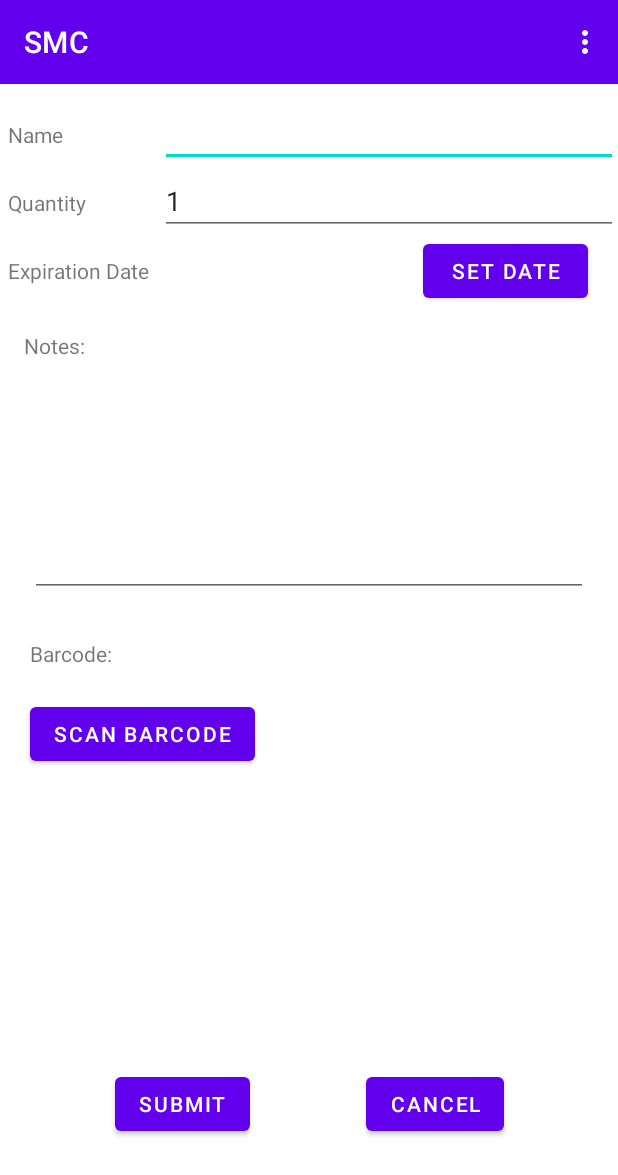
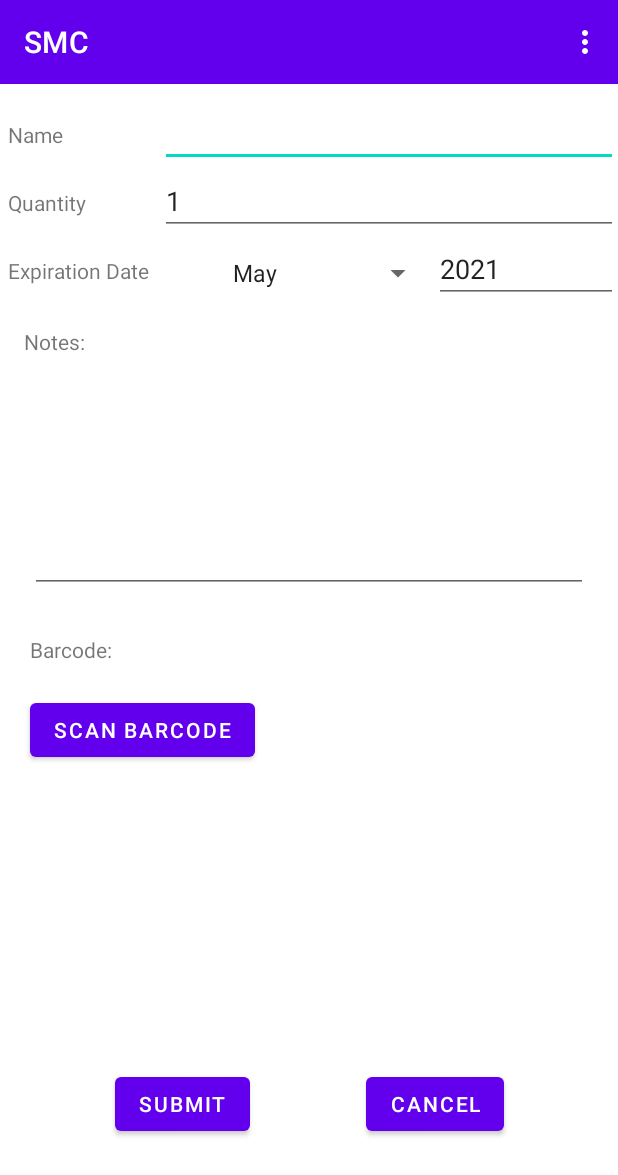
Before and after one commit to miguelarhb/AI-20-21, an Android app: the MedicineListActivity screen opened directly, with no data from a screen before it, after a tap on an icon or button, on a phone screen of 412 x 824 dp. Shown: the top 1175 px of the screen. Run offline under Robolectric (Android 15) with nearby library versions, the phone set to English and light mode, and no system bars; libraries missing offline, so code that uses them is left out: com.google.zxing.integration.

Commit message:
edit medicine items and redoing expiration date picker

```diff
--- a/SmartMedicationManager/app/src/main/java/pt/ulisboa/tecnico/cmov/smartmedicationmanager/AddMedicineActivity.java
+++ b/SmartMedicationManager/app/src/main/java/pt/ulisboa/tecnico/cmov/smartmedicationmanager/AddMedicineActivity.java
@@ -1,14 +1,13 @@
 package pt.ulisboa.tecnico.cmov.smartmedicationmanager;
 
 import android.Manifest;
-import android.app.DatePickerDialog;
-import android.app.Dialog;
 import android.content.Intent;
 import android.content.pm.PackageManager;
 import android.os.Bundle;
+import android.widget.ArrayAdapter;
 import android.widget.Button;
-import android.widget.DatePicker;
 import android.widget.EditText;
+import android.widget.Spinner;
 import android.widget.TextView;
 import android.widget.Toast;
 
@@ -16,13 +15,16 @@ import androidx.annotation.NonNull;
 import androidx.annotation.Nullable;
 import androidx.core.app.ActivityCompat;
 import androidx.core.content.ContextCompat;
-import androidx.fragment.app.DialogFragment;
 
 import com.google.zxing.integration.android.IntentIntegrator;
 import com.google.zxing.integration.android.IntentResult;
 
+import java.text.DateFormat;
+import java.text.ParseException;
+import java.text.SimpleDateFormat;
 import java.util.Calendar;
 import java.util.Date;
+import java.util.Locale;
 
 import pt.ulisboa.tecnico.cmov.smartmedicationmanager.models.Medicine;
 
@@ -30,9 +32,10 @@ import pt.ulisboa.tecnico.cmov.smartmedicationmanager.models.Medicine;
 public class AddMedicineActivity extends BaseActivity {
     TextView barcodeTxt;
     String barcode;
-    Medicine newMed;
-    public static TextView expDateTxt;
-    public static Date finalDate;
+    Medicine med;
+
+    String[] months = { "January", "February", "March", "April", "May", "June", "July",
+            "August", "September", "October", "November", "December" };
 
     @Override
     protected void onCreate(Bundle savedInstanceState) {
@@ -40,12 +43,10 @@ public class AddMedicineActivity extends BaseActivity {
         setContentView(R.layout.activity_add_medicine);
         loadToolbar();
 
-        newMed = new Medicine();
-
         EditText nameTxt = findViewById(R.id.addMedName);
         EditText quantityTxt = findViewById(R.id.addMedQuantity);
-        expDateTxt = findViewById(R.id.addMedDateTxt);
-        Button getDateBt = findViewById(R.id.addMedDate);
+        Spinner monthSpinner = findViewById(R.id.addMedMonthSpinner);
+        EditText yearTxt = findViewById(R.id.addMedYear);
         EditText notesTxt = findViewById(R.id.addMedNotes);
 
         barcodeTxt = findViewById(R.id.addMedBarcodeView);
@@ -54,23 +55,54 @@ public class AddMedicineActivity extends BaseActivity {
         Button submitBt = findViewById(R.id.addMedSubmit);
         Button cancelBt = findViewById(R.id.addMedCancel);
 
-        quantityTxt.setText("1");
+        ArrayAdapter<String> adapter = new ArrayAdapter<String>(this,
+                android.R.layout.simple_spinner_item, months);
+        adapter.setDropDownViewResource(android.R.layout.simple_spinner_dropdown_item);
+        monthSpinner.setAdapter(adapter);
+
+        Intent intent = getIntent();
+        int mode = intent.getIntExtra("mode", -1);
+        if (mode==-1){
+            med = new Medicine();
+            quantityTxt.setText("1");
+            monthSpinner.setSelection(Calendar.getInstance().get(Calendar.MONTH));
+            yearTxt.setText(String.valueOf(Calendar.getInstance().get(Calendar.YEAR)));
+        }
+        else{
+            med = gd.getCurrentUser().getMedicines().get(mode);
+            nameTxt.setText(med.getName());
+            quantityTxt.setText(String.valueOf(med.getQuantity()));
+            Calendar cal = Calendar.getInstance();
+            cal.setTime(med.getExpirationDate());
+            monthSpinner.setSelection(cal.get(Calendar.MONTH));
+            yearTxt.setText(String.valueOf(cal.get(Calendar.YEAR)));
+            notesTxt.setText(med.getNotes());
+            barcodeTxt.setText(med.getBarcode());
+        }
 
         submitBt.setOnClickListener(v -> {
-            newMed.setName(nameTxt.getText().toString());
-            newMed.setQuantity(Integer.parseInt(quantityTxt.getText().toString()));
-            newMed.setExpirationDate(finalDate);
-            newMed.setNotes(notesTxt.getText().toString());
-            gd.getCurrentUser().addMedicine(newMed);
+            med.setName(nameTxt.getText().toString());
+            med.setQuantity(Integer.parseInt(quantityTxt.getText().toString()));
+            String s = monthSpinner.getSelectedItem().toString()+", "+yearTxt.getText().toString();
+            DateFormat format = new SimpleDateFormat("MMMM, yyyy", Locale.ENGLISH);
+            Date date = null;
+            try {
+                date = format.parse(s);
+            } catch (ParseException e) {
+                e.printStackTrace();
+            }
+            med.setExpirationDate(date);
+            med.setNotes(notesTxt.getText().toString());
+            if (mode==-1){
+                gd.getCurrentUser().addMedicine(med);
+            }
+            else{
+                gd.getCurrentUser().getMedicines().set(mode, med);
+            }
             this.finish();
 
         });
 
-        getDateBt.setOnClickListener(v -> {
-            DialogFragment newFragment = new DatePickerFragment();
-            newFragment.show(getSupportFragmentManager(), "datePicker");
-
-        });
 
         cancelBt.setOnClickListener(v -> this.finish());
 
@@ -86,6 +118,12 @@ public class AddMedicineActivity extends BaseActivity {
                 new IntentIntegrator(this).initiateScan();
             }
         });
+
+//        getDateBt.setOnClickListener(v -> {
+//            DialogFragment newFragment = new DatePickerFragment();
+//            newFragment.show(getSupportFragmentManager(), "datePicker");
+//
+//        });
 
 
     }
@@ -124,7 +162,7 @@ public class AddMedicineActivity extends BaseActivity {
 
                 barcodeTxt.setText("Barcode: " + barcode);
 
-                newMed.setBarcode(barcode);
+                med.setBarcode(barcode);
 
             }
         } else {
@@ -132,30 +170,30 @@ public class AddMedicineActivity extends BaseActivity {
         }
     }
 
-    public static class DatePickerFragment extends DialogFragment
-            implements DatePickerDialog.OnDateSetListener {
-
-        @Override
-        public Dialog onCreateDialog(Bundle savedInstanceState) {
-            // Use the current date as the default date in the picker
-            final Calendar c = Calendar.getInstance();
-            int year = c.get(Calendar.YEAR);
-            int month = c.get(Calendar.MONTH);
-            int day = c.get(Calendar.DAY_OF_MONTH);
-
-            // Create a new instance of DatePickerDialog and return it
-            return new DatePickerDialog(getActivity(), this, year, month, day);
-        }
-
-        public void onDateSet(DatePicker view, int year, int month, int day) {
-            // Do something with the date chosen by the user
-            Calendar calendar = Calendar.getInstance();
-            calendar.set(year, month, day);
-            Date x = calendar.getTime();
-            expDateTxt.setText(x.toString());
-            finalDate=x;
-        }
-    }
+//    public static class DatePickerFragment extends DialogFragment
+//            implements DatePickerDialog.OnDateSetListener {
+//
+//        @Override
+//        public Dialog onCreateDialog(Bundle savedInstanceState) {
+//            // Use the current date as the default date in the picker
+//            final Calendar c = Calendar.getInstance();
+//            int year = c.get(Calendar.YEAR);
+//            int month = c.get(Calendar.MONTH);
+//            int day = c.get(Calendar.DAY_OF_MONTH);
+//
+//            // Create a new instance of DatePickerDialog and return it
+//            return new DatePickerDialog(getActivity(), this, year, month, day);
+//        }
+//
+//        public void onDateSet(DatePicker view, int year, int month, int day) {
+//            // Do something with the date chosen by the user
+//            Calendar calendar = Calendar.getInstance();
+//            calendar.set(year, month, day);
+//            Date x = calendar.getTime();
+//            expDateTxt.setText(x.toString());
+//            finalDate=x;
+//        }
+//    }
 
 
 }
--- a/SmartMedicationManager/app/src/main/java/pt/ulisboa/tecnico/cmov/smartmedicationmanager/MedicineListActivity.java
+++ b/SmartMedicationManager/app/src/main/java/pt/ulisboa/tecnico/cmov/smartmedicationmanager/MedicineListActivity.java
@@ -36,6 +36,7 @@ public class MedicineListActivity extends BaseActivity {
 
         fab.setOnClickListener(view -> {
             Intent intent = new Intent(this, AddMedicineActivity.class);
+            intent.putExtra("mode", -1);
             startActivity(intent);
         });
     }
@@ -56,8 +57,9 @@ public class MedicineListActivity extends BaseActivity {
     }
 
     public void editMedicine(Medicine m) {
-        //TODO
+        int index = gd.getCurrentUser().getMedicines().indexOf(m);
         Intent intent = new Intent(this, AddMedicineActivity.class);
+        intent.putExtra("mode", index);
         startActivity(intent);
     }
 
--- a/SmartMedicationManager/app/src/main/java/pt/ulisboa/tecnico/cmov/smartmedicationmanager/helperClasses/MedicineAdapter.java
+++ b/SmartMedicationManager/app/src/main/java/pt/ulisboa/tecnico/cmov/smartmedicationmanager/helperClasses/MedicineAdapter.java
@@ -11,6 +11,8 @@ import android.widget.TextView;
 
 import androidx.appcompat.app.AlertDialog;
 
+import java.text.DateFormat;
+import java.text.SimpleDateFormat;
 import java.util.List;
 
 import pt.ulisboa.tecnico.cmov.smartmedicationmanager.MedicineListActivity;
@@ -52,7 +54,10 @@ public class MedicineAdapter extends ArrayAdapter<Medicine> {
         //image.setImageBitmap();
         name.setText(m.getName());
         qt.setText(m.getQuantity() + " box");
-        expDate.setText(m.getExpirationDate().toString());
+
+        DateFormat df = new SimpleDateFormat("MM/yyyy");
+        String dateString = df.format(m.getExpirationDate());
+        expDate.setText(dateString);
 
         editBt.setOnClickListener(v -> {
             AlertDialog alertDialog = new AlertDialog.Builder(context).create();
--- a/SmartMedicationManager/app/src/main/res/layout/activity_add_medicine.xml
+++ b/SmartMedicationManager/app/src/main/res/layout/activity_add_medicine.xml
@@ -63,21 +63,27 @@
         android:layout_marginStart="5dp">
 
         <TextView
-            android:id="@+id/addMedDateTxt"
+            android:id="@+id/textviewx"
             android:layout_width="0dp"
             android:layout_height="wrap_content"
-            android:layout_weight="0.7"
+            android:layout_weight="0.35"
             android:text="Expiration Date" />
 
-        <Button
-            android:id="@+id/addMedDate"
-            android:layout_marginLeft="20dp"
-            android:layout_marginRight="20dp"
+        <Spinner
+            android:id="@+id/addMedMonthSpinner"
+            android:layout_marginTop="2dp"
             android:layout_width="0dp"
             android:layout_height="wrap_content"
-            android:ems="10"
-            android:text="Set date"
-            android:layout_weight="0.3" />
+            android:layout_weight="0.35" />
+
+        <EditText
+            android:id="@+id/addMedYear"
+            android:layout_width="0dp"
+            android:layout_height="wrap_content"
+            android:layout_weight="0.3"
+            android:inputType="number" />
+
+
     </LinearLayout>
 
     <androidx.constraintlayout.widget.ConstraintLayout
```
